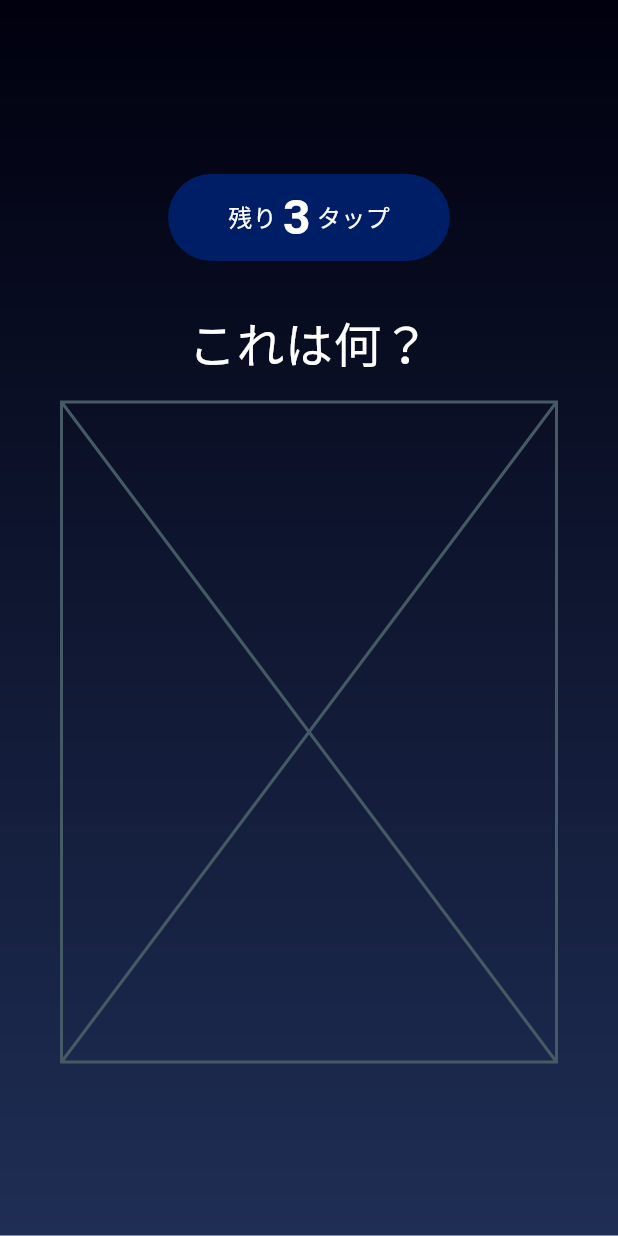
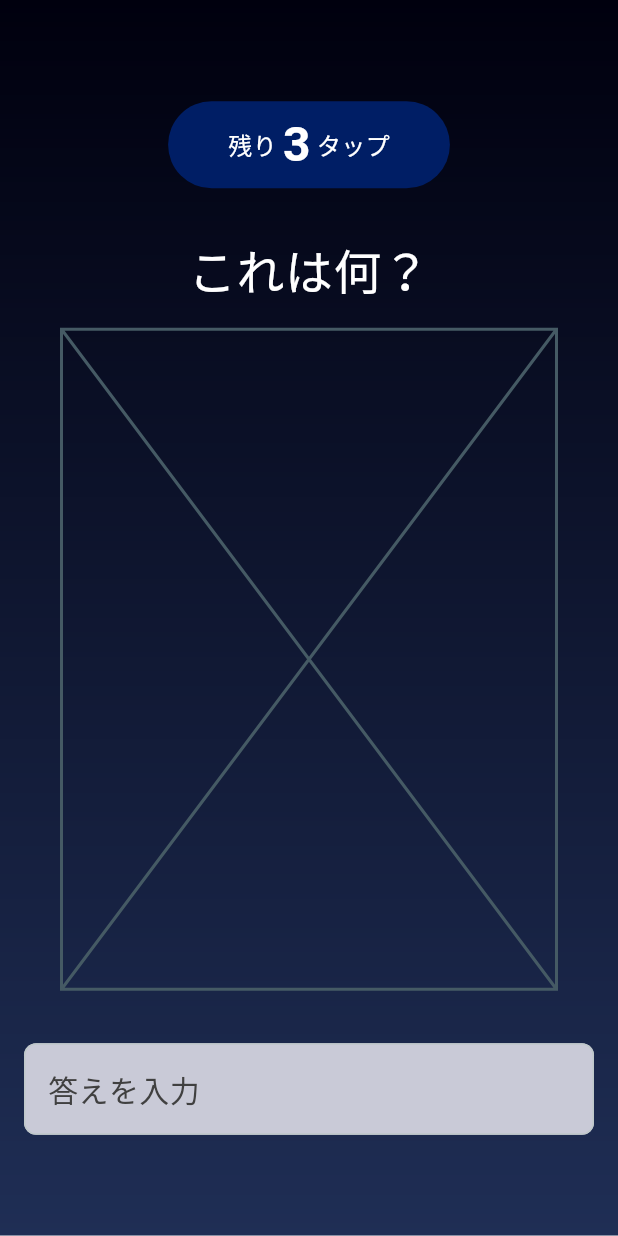
Before and after one commit to MIYAMOTO0610/galleria_ai_hackathon_2025, a Flutter app: the GamePage screen opened directly, on a phone screen of 412 x 824 dp. Run offline on Flutter 3.47's test engine with Material 3 defaults, Android fonts, the phone set to English and light mode, and no system bars; our stand-ins replace flutter_riverpod; Roboto replaces fonts that are missing (Hiragino Maru Gothic ProN).

Commit message:
feat: 答え入力欄

```diff
--- a/lib/presentation/pages/game/game_page.dart
+++ b/lib/presentation/pages/game/game_page.dart
@@ -16,6 +16,8 @@ class GamePage extends StatelessWidget {
           _Question(),
           SizedBox(height: 16),
           _Image(),
+          SizedBox(height: 36),
+          _Answer(),
         ],
       ),
     );
@@ -76,3 +78,27 @@ class _Image extends StatelessWidget {
     return SizedBox(width: 330, height: 440, child: Placeholder());
   }
 }
+
+class _Answer extends StatelessWidget {
+  const _Answer();
+
+  @override
+  Widget build(BuildContext context) {
+    return Container(
+      padding: const EdgeInsets.symmetric(horizontal: 16),
+      child: TextField(
+        decoration: InputDecoration(
+          filled: true,
+          fillColor: const Color(0xFFC9CAD7),
+          border: OutlineInputBorder(borderRadius: BorderRadius.circular(8)),
+          hintText: '答えを入力',
+          hintStyle: context.text.bodyMedium?.copyWith(
+            color: context.color.primary,
+            fontWeight: FontWeight.w400,
+            fontSize: 20,
+          ),
+        ),
+      ),
+    );
+  }
+}
```
